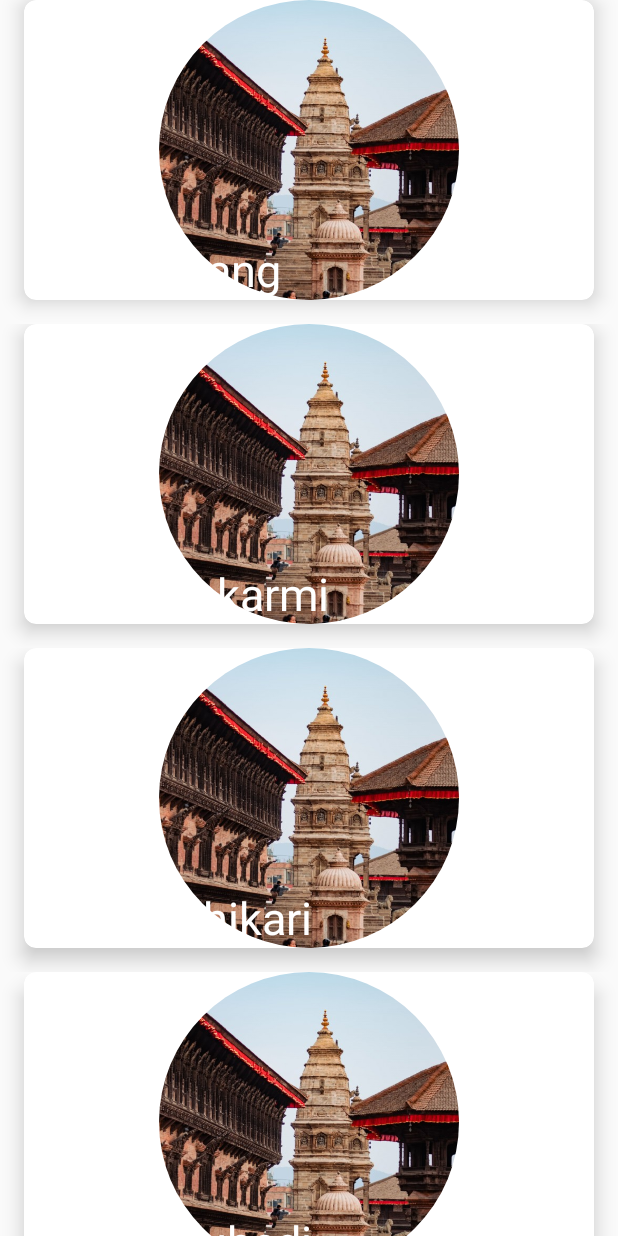
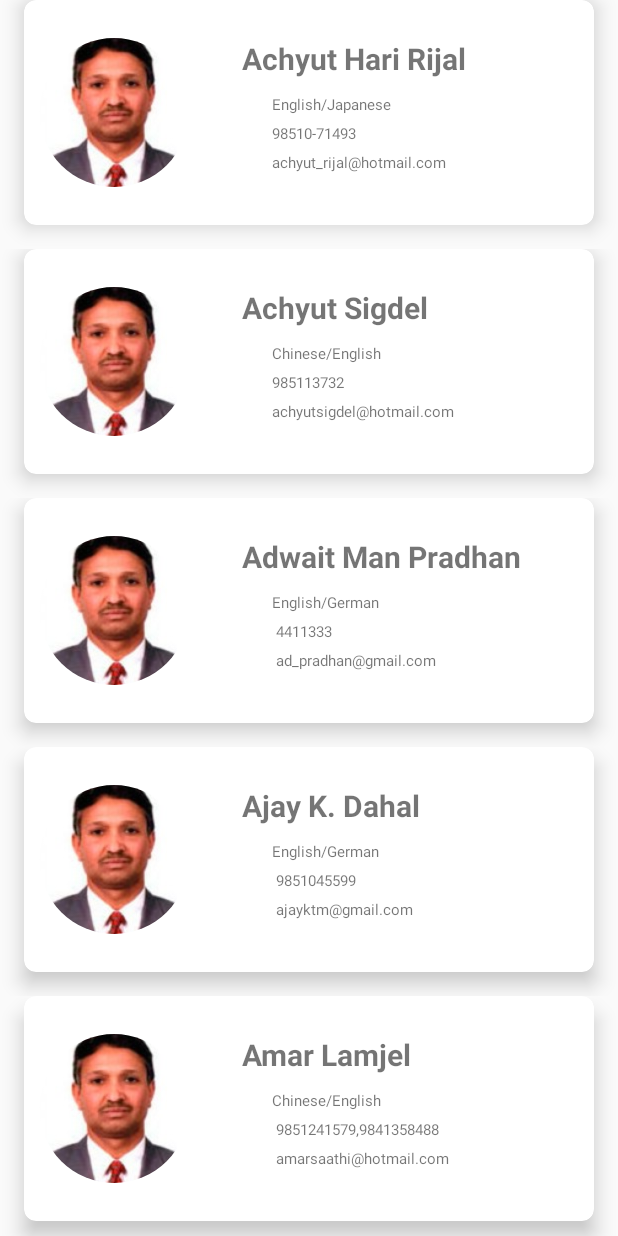
Before and after one commit to Nugasnakarmi/TouristNepalApp, an Android app: the Guide screen opened directly, with no data from a screen before it, on a phone screen of 412 x 824 dp. Run offline under Robolectric (Android 15) with nearby library versions, the phone set to English and light mode, and no system bars; libraries missing offline, so code that uses them is left out: com.makeramen.roundedimageview; plain views replace RoundedImageView; 3 statements that could not run were skipped.

Commit message:
real guide data and corrections

```diff
--- a/app/src/main/java/s/to/touristnepalapp/Guide.java
+++ b/app/src/main/java/s/to/touristnepalapp/Guide.java
@@ -11,7 +11,7 @@ import java.util.List;
 
 public class Guide extends AppCompatActivity {
     RecyclerView recyclerViewGuide;
-    Adapter adapterGuide;
+    Guide_Adapter adapterGuide;
 
     List<GuideList> guideList;
     @Override
@@ -29,44 +29,61 @@ public class Guide extends AppCompatActivity {
         guideList.add(
                 new GuideList(
 
-                        "Ravi Tamang",
-                        R.drawable.basantapursquare
+                        "Achyut Hari Rijal",
+                        "English/Japanese",
+                        "98510-71493",
+                        "achyut_rijal@hotmail.com",
+                        R.drawable.achut_hari
+
                 )
         );
         guideList.add(
                 new GuideList(
 
-                        "Sagun Nakarmi",
-                        R.drawable.suspensionbridge
+                        "Achyut Sigdel",
+                        "Chinese/English",
+                        "985113732",
+                        "achyutsigdel@hotmail.com",
+                        R.drawable.achyut_sigdel
                 )
         );
 
         guideList.add(
                 new GuideList(
 
-                        "Purak Adhikari",
-                        R.drawable.bhakta_golden_gate
+                        "Adwait Man Pradhan",
+                        "English/German",
+                        " 4411333",
+                        " ad_pradhan@gmail.com",
+                        R.drawable.adwait
                 )
         );
 
         guideList.add(
                 new GuideList(
 
-                        "Gaurav Subedi",
-                        R.drawable.prayer_wheels
+                        "Ajay K. Dahal",
+                        "English/German",
+                        " 9851045599",
+                        " ajayktm@gmail.com",
+                        R.drawable.ajay
                 )
         );
 
         guideList.add(
                 new GuideList(
 
-                        "Sagar Nakarmi",
-                        R.drawable.mountains
+                        "Amar Lamjel",
+                        "Chinese/English",
+                        " 9851241579,9841358488",
+
+                        " amarsaathi@hotmail.com",
+                        R.drawable.amal_lumjel
                 )
         );
 
 
-        adapterGuide = new Adapter(this, guideList);
+        adapterGuide = new Guide_Adapter(this, guideList);
         recyclerViewGuide.setAdapter( adapterGuide );
     }
 }
--- a/app/src/main/java/s/to/touristnepalapp/GuideList.java
+++ b/app/src/main/java/s/to/touristnepalapp/GuideList.java
@@ -2,10 +2,19 @@ package s.to.touristnepalapp;
 
 public class GuideList {
     private String name;
-    private int image;// image is int as we create a static RecyclerView
+    private String language;
+    private String mobile;
+    private String email;
+    private int image;
+    // image is int as we create a static RecyclerView
 
-    public GuideList(String name, int image) {
+    public GuideList(String name, String language, String mobile, String email, int image) {
         this.name = name;
+        this.language = language;
+
+        this.mobile = mobile;
+
+        this.email = email;
         this.image = image;
     }
 
@@ -13,7 +22,18 @@ public class GuideList {
         return name;
     }
 
+
+    public String getLanguage() {
+        return language;
+    }
+    public String getMobile() {
+        return mobile;
+    }
+    public String getEmail() {
+        return email;
+    }
     public int getImage() {
         return image;
     }
+
 }
--- a/app/src/main/java/s/to/touristnepalapp/Adapter.java
+++ b/app/src/main/java/s/to/touristnepalapp/Guide_Adapter.java
@@ -13,11 +13,11 @@ import com.makeramen.roundedimageview.RoundedImageView;
 
 import java.util.List;
 
-public class Adapter extends RecyclerView.Adapter<Adapter.ViewHolder>{
+public class Guide_Adapter extends RecyclerView.Adapter<Guide_Adapter.ViewHolder>{
     private Context mContext;
     private List<GuideList> guideList;
 
-    public Adapter(Context mContext, List<GuideList> guideList) {
+    public Guide_Adapter(Context mContext, List<GuideList> guideList) {
         this.mContext = mContext;
         this.guideList = guideList;
     }
@@ -36,6 +36,9 @@ public class Adapter extends RecyclerView.Adapter<Adapter.ViewHolder>{
         GuideList guide = guideList.get(position);
 
         holder.textViewName.setText( guide.getName() );
+        holder.textViewLang.setText( guide.getLanguage() );
+        holder.textViewMobile.setText( guide.getMobile() );
+        holder.textViewEmail.setText( guide.getEmail() );
         holder.roundedImageView.setImageDrawable( mContext.getResources().getDrawable( guide.getImage() ,null));
     }
 
@@ -46,12 +49,17 @@ public class Adapter extends RecyclerView.Adapter<Adapter.ViewHolder>{
 
     public class ViewHolder extends RecyclerView.ViewHolder{
         RoundedImageView roundedImageView;
-        TextView textViewName;
+        TextView textViewName ,textViewLang, textViewMobile, textViewEmail;
+
         public ViewHolder(@NonNull View itemView) {
             super(itemView);
 
             roundedImageView= itemView.findViewById( R.id.rimageViewguide);
             textViewName = itemView.findViewById( R.id.textguide);
+            textViewLang = itemView.findViewById( R.id.guide_langPref);
+            textViewMobile = itemView.findViewById( R.id.guide_mobile);
+            textViewEmail = itemView.findViewById( R.id.guide_email);
+
         }
     }
 }
--- a/app/src/main/res/layout/guidelist.xml
+++ b/app/src/main/res/layout/guidelist.xml
@@ -1,55 +1,106 @@
 <?xml version="1.0" encoding="utf-8"?>
 <LinearLayout xmlns:android="http://schemas.android.com/apk/res/android"
     xmlns:app="http://schemas.android.com/apk/res-auto"
-    android:orientation="vertical"
     android:layout_width="match_parent"
-    android:layout_height="match_parent">
+    android:layout_height="match_parent"
+    android:orientation="vertical">
+
     <androidx.cardview.widget.CardView
         android:id="@+id/historyCard"
         android:layout_width="match_parent"
-        android:layout_height ="200dp"
+        android:layout_height="150dp"
 
-        android:layout_marginBottom="16dp"
         android:layout_marginLeft="16dp"
         android:layout_marginRight="16dp"
+        android:layout_marginBottom="16dp"
 
         android:clickable="true"
         android:focusable="true"
         android:foreground="?android:attr/selectableItemBackground"
 
-        app:cardElevation="8dp"
         app:cardCornerRadius="8dp"
-        >
+        app:cardElevation="8dp">
+
         <RelativeLayout
+            android:layout_width="match_parent"
+            android:layout_height="match_parent"
             android:layout_gravity="center_horizontal|center_vertical"
             android:layout_margin="0dp"
-            android:orientation="vertical"
-            android:layout_width="match_parent"
-            android:layout_height="match_parent" >
+            android:orientation="vertical">
 
             <com.makeramen.roundedimageview.RoundedImageView
 
                 android:id="@+id/rimageViewguide"
-                android:layout_width="match_parent"
-                android:layout_height="match_parent"
+                android:layout_width="100dp"
+                android:layout_height="100dp"
+                android:layout_marginLeft="10dp"
+                android:layout_marginRight="10dp"
+                android:layout_marginTop="25dp"
+                android:layout_marginBottom="25dp"
                 android:scaleType="fitXY"
-                android:src="@drawable/bhakta_golden_gate"
+                android:src="@drawable/achut_hari"
 
 
                 app:riv_corner_radius="8dp"
+                app:riv_oval="true" />
 
-                />
 
+
+                <TextView
+                    android:id="@+id/textguide"
+                    android:layout_width="match_parent"
+                    android:layout_height="wrap_content"
+                    android:layout_toRightOf="@id/rimageViewguide"
+                    android:layout_marginTop="25dp"
+                    android:layout_marginLeft="25dp"
+                    android:layout_marginRight="10dp"
+                    android:text="Achut Hari Rijal"
+
+                    android:textSize="20sp"
+                    android:textStyle="bold" />
+
+
+                      <TextView
+                        android:id="@+id/guide_langPref"
+                        android:layout_width="match_parent"
+                        android:layout_height="wrap_content"
+                          android:layout_below="@+id/textguide"
+                        android:layout_toRightOf="@id/rimageViewguide"
+
+                        android:layout_marginTop="10dp"
+                        android:layout_marginLeft="45dp"
+                        android:layout_marginRight="10dp"
+                        android:text="English"
+
+                        android:textSize="10sp"
+                        android:textStyle="normal" />
             <TextView
-                android:id="@+id/textguide"
-                android:text ="@string/card_1"
-                android:textColor="@android:color/white"
-                android:layout_alignParentBottom="true"
+                android:id="@+id/guide_mobile"
+                android:layout_width="match_parent"
+                android:layout_height="wrap_content"
+                android:layout_toRightOf="@id/rimageViewguide"
+                android:layout_below="@+id/guide_langPref"
+                android:layout_marginTop="5dp"
+                android:layout_marginLeft="45dp"
+                android:layout_marginRight="10dp"
+                android:text=" 98510-71493"
 
-                android:textSize="30sp"
-                android:textStyle="normal"
+                android:textSize="10sp"
+                android:textStyle="normal" />
+            <TextView
+                android:id="@+id/guide_email"
+                android:layout_width="match_parent"
                 android:layout_height="wrap_content"
-                android:layout_width="wrap_content" />
+
+                android:layout_toRightOf="@id/rimageViewguide"
+                android:layout_below="@+id/guide_mobile"
+                android:layout_marginTop="5dp"
+                android:layout_marginLeft="45dp"
+                android:layout_marginRight="10dp"
+                android:text="achyut_rijal@hotmail.com"
+
+                android:textSize="10sp"
+                android:textStyle="normal" />
 
         </RelativeLayout>
 
```
Also changed, not shown: app/src/main/res/drawable/achut_hari.jpg (added), app/src/main/res/drawable/achyut_sigdel.jpg (added), app/src/main/res/drawable/adwait.jpg (added), app/src/main/res/drawable/ajay.jpg (added), app/src/main/res/drawable/amal_lumjel.jpg (added), app/src/main/res/drawable/amir_maharjan.jpg (added), app/src/main/res/drawable/amrit.jpg (added), app/src/main/res/drawable/amrit_pudasaini.jpg (added), app/src/main/res/drawable/amrit_ratna.jpg (added), app/src/main/res/drawable/anal.jpg (added), app/src/main/res/drawable/anal_sharma.jpg (added).
